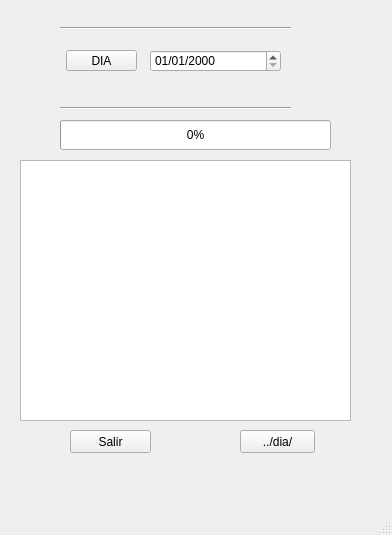
Above: src/ui/automatico.ui from RedSismicaAustro/rsa_sismologia before the change. Below: the same form after it.
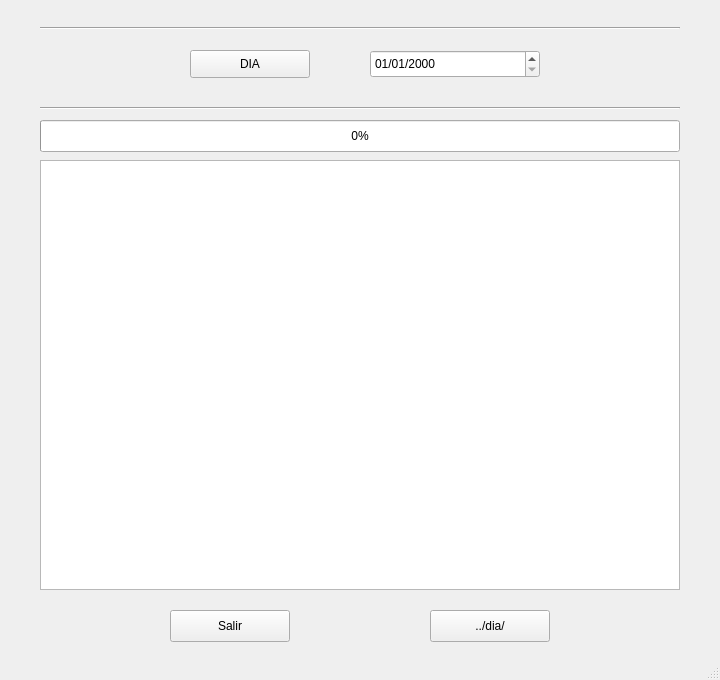
That is the form after the change.

```diff
--- a/src/ui/automatico.ui
+++ b/src/ui/automatico.ui
@@ -6,10 +6,16 @@
    <rect>
     <x>0</x>
     <y>0</y>
-    <width>392</width>
-    <height>535</height>
+    <width>720</width>
+    <height>680</height>
    </rect>
   </property>
+  <property name="minimumSize">
+   <size>
+    <width>720</width>
+    <height>680</height>
+   </size>
+  </property>
   <property name="windowTitle">
    <string>REGISTRO CONTINUO              ...RSA</string>
   </property>
@@ -17,9 +23,9 @@
    <widget class="Line" name="line_2">
     <property name="geometry">
      <rect>
-      <x>60</x>
+      <x>40</x>
       <y>20</y>
-      <width>231</width>
+      <width>640</width>
       <height>16</height>
      </rect>
     </property>
@@ -30,9 +36,9 @@
    <widget class="Line" name="line_3">
     <property name="geometry">
      <rect>
-      <x>60</x>
+      <x>40</x>
       <y>100</y>
-      <width>231</width>
+      <width>640</width>
       <height>16</height>
      </rect>
     </property>
@@ -43,10 +49,10 @@
    <widget class="QDateEdit" name="dateEdit">
     <property name="geometry">
      <rect>
-      <x>150</x>
+      <x>370</x>
       <y>50</y>
-      <width>131</width>
-      <height>22</height>
+      <width>170</width>
+      <height>28</height>
      </rect>
     </property>
     <property name="showGroupSeparator" stdset="0">
@@ -62,10 +68,10 @@
    <widget class="QPushButton" name="btn_abrir">
     <property name="geometry">
      <rect>
-      <x>66</x>
+      <x>190</x>
       <y>50</y>
-      <width>71</width>
-      <height>21</height>
+      <width>120</width>
+      <height>28</height>
      </rect>
     </property>
     <property name="text">
@@ -75,10 +81,10 @@
    <widget class="QPushButton" name="Btn_Salir">
     <property name="geometry">
      <rect>
-      <x>70</x>
-      <y>430</y>
-      <width>81</width>
-      <height>23</height>
+      <x>170</x>
+      <y>610</y>
+      <width>120</width>
+      <height>32</height>
      </rect>
     </property>
     <property name="text">
@@ -88,10 +94,10 @@
    <widget class="QPushButton" name="Btn_drive">
     <property name="geometry">
      <rect>
-      <x>240</x>
-      <y>430</y>
-      <width>75</width>
-      <height>23</height>
+      <x>430</x>
+      <y>610</y>
+      <width>120</width>
+      <height>32</height>
      </rect>
     </property>
     <property name="text">
@@ -101,10 +107,10 @@
    <widget class="QProgressBar" name="progressBar">
     <property name="geometry">
      <rect>
-      <x>60</x>
+      <x>40</x>
       <y>120</y>
-      <width>271</width>
-      <height>30</height>
+      <width>640</width>
+      <height>32</height>
      </rect>
     </property>
     <property name="value">
@@ -114,10 +120,10 @@
    <widget class="QTextEdit" name="Lbl_Mensajes">
     <property name="geometry">
      <rect>
-      <x>20</x>
+      <x>40</x>
       <y>160</y>
-      <width>331</width>
-      <height>261</height>
+      <width>640</width>
+      <height>430</height>
      </rect>
     </property>
    </widget>
```
